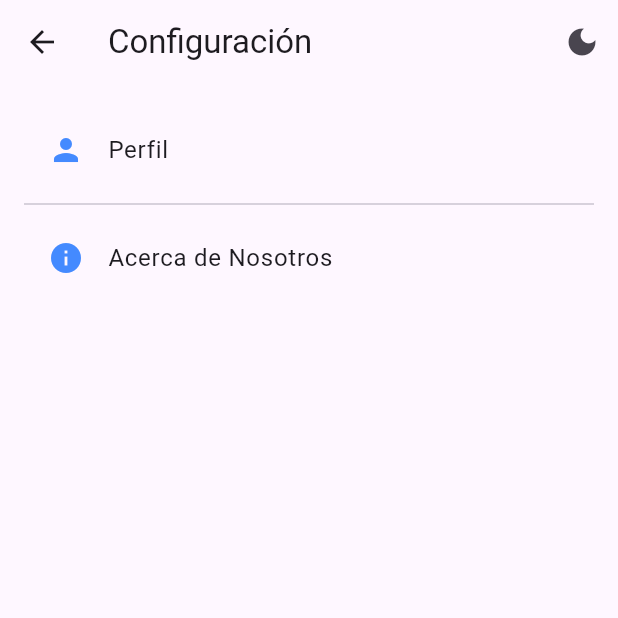
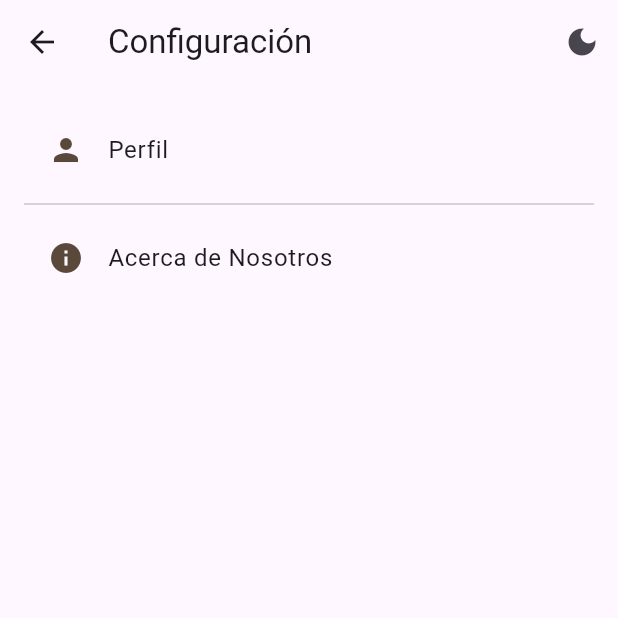
Before and after one commit to Ipeross/Examen_Moviles_Feast_Fit_IPO, a Flutter app: the SettingsScreen screen opened directly, on a phone screen of 412 x 824 dp, the top half of it. Run offline on Flutter 3.47's test engine with Material 3 defaults, Android fonts, the phone set to English and light mode, and no system bars.

```diff
--- a/lib/screens/settings_screen.dart
+++ b/lib/screens/settings_screen.dart
@@ -27,7 +27,7 @@ class SettingsScreen extends StatelessWidget {
         padding: EdgeInsets.all(16.0),
         children: [
           ListTile(
-            leading: const Icon(Icons.person, color: Colors.blueAccent),
+            leading: const Icon(Icons.person, color: Color.fromARGB(255, 90, 72, 58)),
             title: const Text('Perfil'),
             onTap: () {
               Navigator.push(
@@ -47,7 +47,7 @@ class SettingsScreen extends StatelessWidget {
           ),
           const Divider(),
           ListTile(
-            leading: const Icon(Icons.info, color: Colors.blueAccent),
+            leading: const Icon(Icons.info, color: Color.fromARGB(255, 90, 72, 58)),
             title: const Text('Acerca de Nosotros'),
             onTap: () {
               Navigator.push(
```
Also changed, not shown: lib/screens/home_screen.dart (+29 -5 lines).
